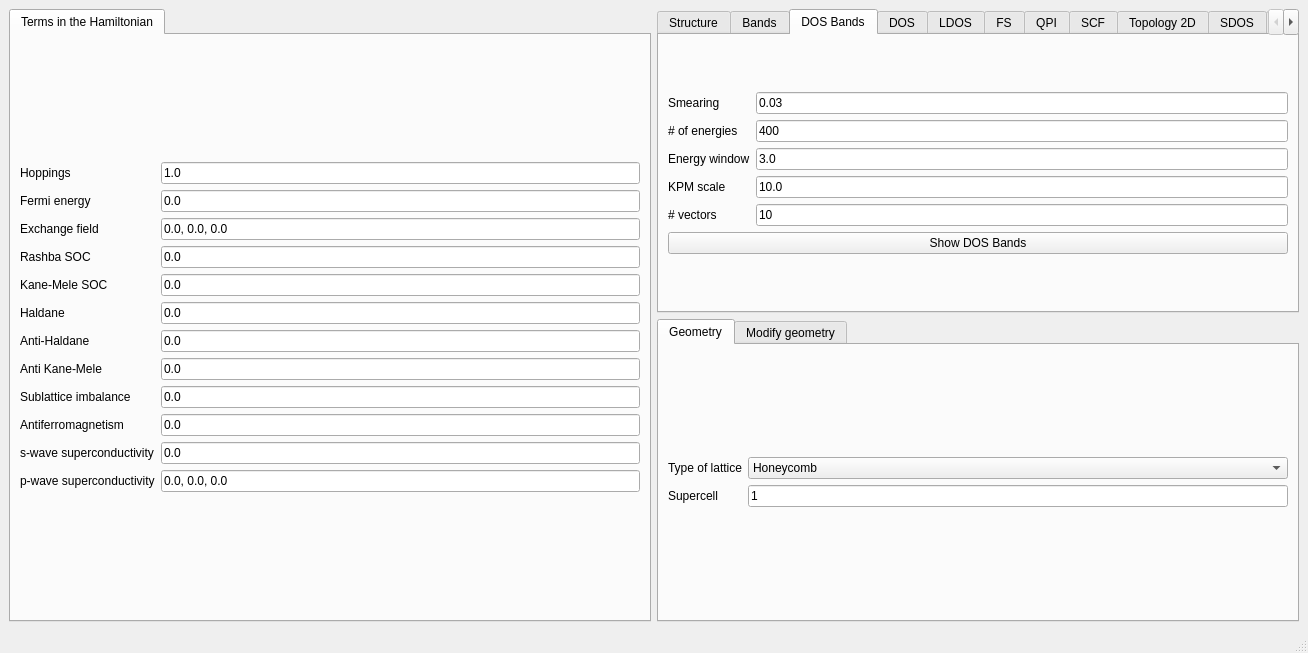
The window that interface-pyqt/2d/interface.ui (joselado/quantum-lattice) describes before a commit, drawn with Qt 5.
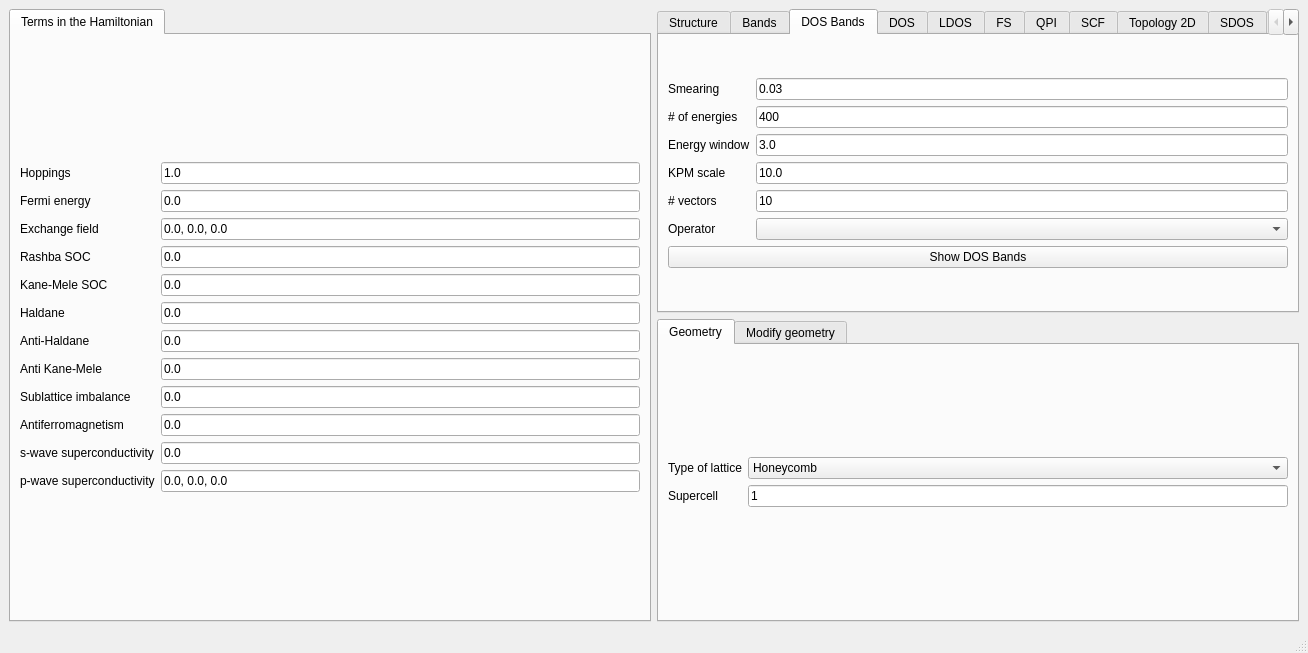
The same window after the commit. The open tabs and pages were chosen to show the change.

Patch:
```diff
--- a/interface-pyqt/2d/interface.ui
+++ b/interface-pyqt/2d/interface.ui
@@ -553,7 +553,7 @@
             </property>
            </widget>
           </item>
-          <item row="5" column="0" colspan="2">
+          <item row="6" column="0" colspan="2">
            <widget class="QPushButton" name="show_dosbands">
             <property name="toolTip">
              <string>This is equivalent to band structure calculation, but it can be applied for very large systems</string>
@@ -563,6 +563,16 @@
             </property>
            </widget>
           </item>
+          <item row="5" column="1">
+           <widget class="QComboBox" name="operator_kdos"/>
+          </item>
+          <item row="5" column="0">
+           <widget class="QLabel" name="label_4">
+            <property name="text">
+             <string>Operator</string>
+            </property>
+           </widget>
+          </item>
          </layout>
         </item>
        </layout>
```
